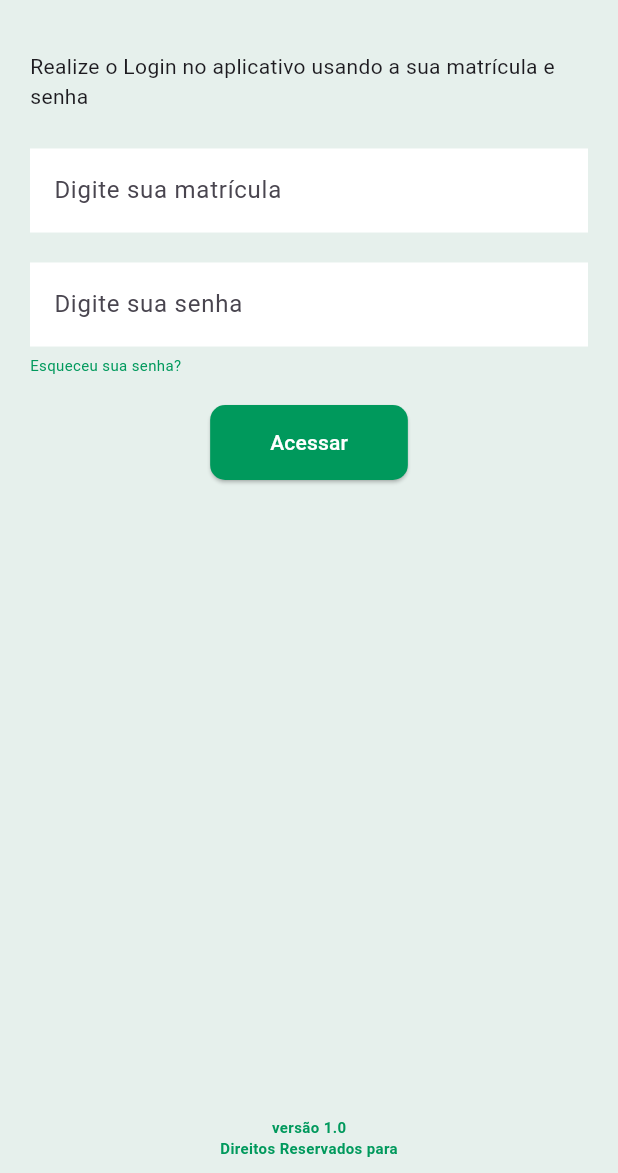
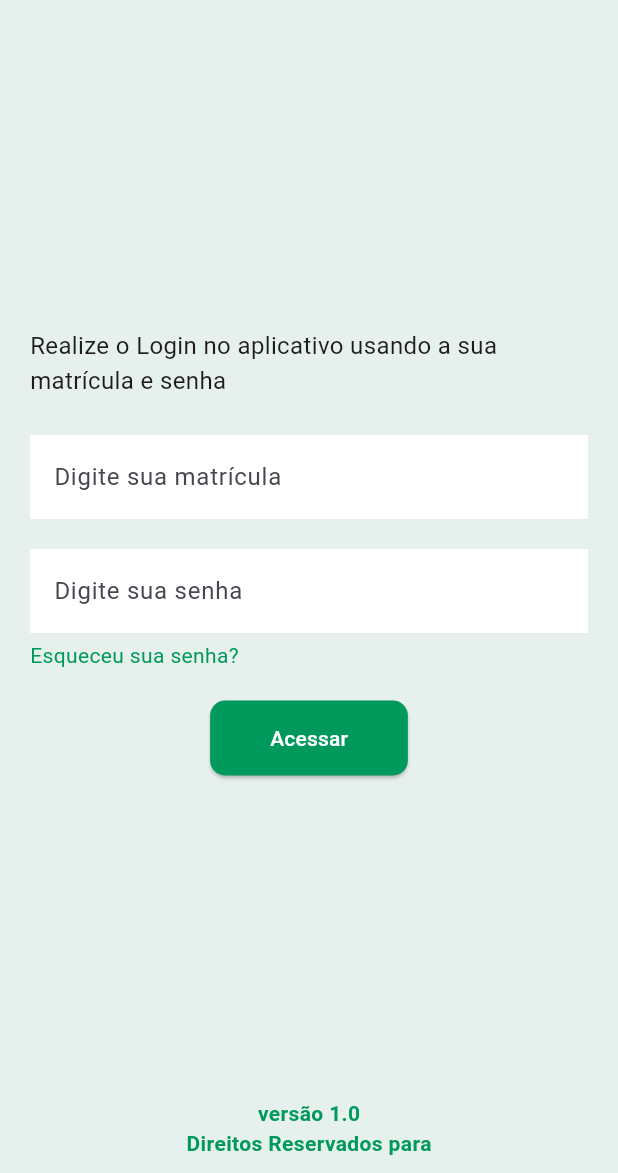
Before and after one commit to GabrielDRamos/ColaboraUnimed, a Flutter app: the screen it shows after launch, on a phone screen of 412 x 824 dp, the part 63-1236 px from its top. Run offline on Flutter 3.47's test engine with Material 3 defaults, Android fonts, the phone set to English and light mode, and no system bars.

Commit message:
feat add: alterando myhome

```diff
--- a/lib/screens/login.dart
+++ b/lib/screens/login.dart
@@ -43,9 +43,15 @@ class _LoginPageState extends State<Login>{
               padding: const EdgeInsets.all(20.0),
               child: Form(
                 child: Column(
-                  mainAxisSize: MainAxisSize.min,
+                  crossAxisAlignment: CrossAxisAlignment.center,
+                  mainAxisAlignment: MainAxisAlignment.center,
                   children: [
-                    Text("Realize o Login no aplicativo usando a sua matrícula e senha"),
+                    Align(
+                    alignment: Alignment.centerLeft,
+                    child:  Text(style: TextStyle(
+                      fontSize: 16
+                    ), "Realize o Login no aplicativo usando a sua matrícula e senha")
+                    ),
                     SizedBox(height: 25),
                     TextFormField(
                       decoration: InputDecoration(labelText: "Digite sua matrícula", filled: true, fillColor: Color.fromARGB(255, 255, 255, 255), border: InputBorder.none),
@@ -60,7 +66,7 @@ class _LoginPageState extends State<Login>{
                     child: Text(
                     "Esqueceu sua senha?",
                     style: TextStyle(
-                      fontSize: 10,
+                      fontSize: 14,
                      color: Color.fromARGB(255, 0, 153, 92) ,
                     ),),
                     ),
@@ -85,12 +91,12 @@ class _LoginPageState extends State<Login>{
               mainAxisSize: MainAxisSize.min,
               children: [
                 Text("versão 1.0", style: TextStyle(
-                      fontSize: 10,
+                      fontSize: 14,
                      color: Color.fromARGB(255, 0, 153, 92) ,
                       fontWeight: FontWeight.bold,
                     ) ),
                 Text("Direitos Reservados para", style: TextStyle(
-                      fontSize: 10,
+                      fontSize: 14,
                      color: Color.fromARGB(255, 0, 153, 92) ,
                      fontWeight: FontWeight.bold,
                     ) )
```
Also changed, not shown: lib/screens/my_home_page.dart (+29 -29 lines).
